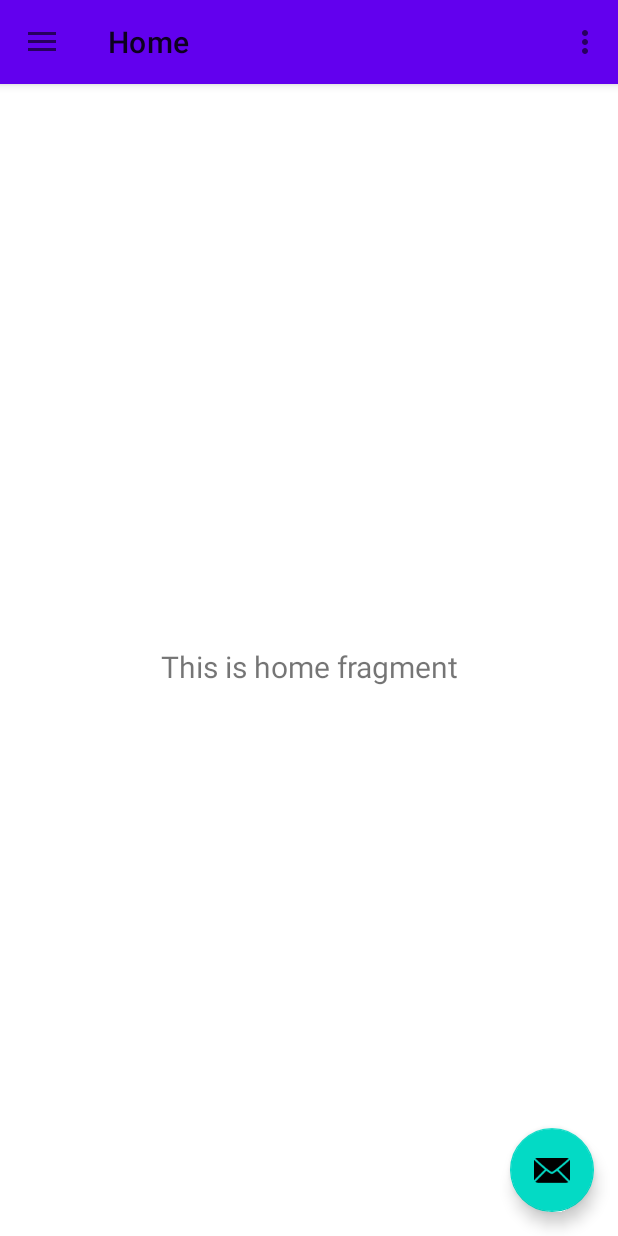
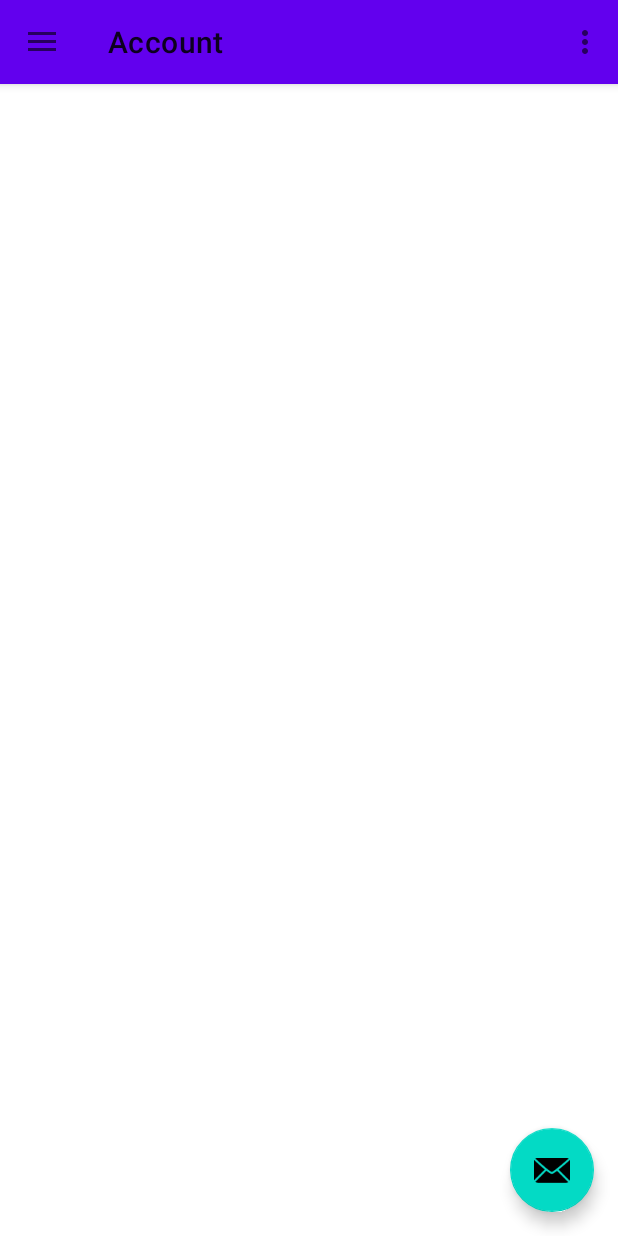
Before and after one commit to henry-pocock/alevel, an Android app: the screen it shows after launch (Main), in the side drawer, after a tap on "Account", on a phone screen of 412 x 824 dp. Run offline under Robolectric (Android 15) with nearby library versions, the phone set to English and light mode, and no system bars; our stand-ins replace navigation-ui.

Commit message:
Working with incomplete settings

```diff
--- a/app/src/main/java/com/example/a_level/Main.java
+++ b/app/src/main/java/com/example/a_level/Main.java
@@ -36,12 +36,15 @@ public class Main extends AppCompatActivity {
                         .setAction("Action", null).show();
             }
         });
+
+
+
         DrawerLayout drawer = binding.drawerLayout;
         NavigationView navigationView = binding.navView;
         // Passing each menu ID as a set of Ids because each
         // menu should be considered as top level destinations.
         mAppBarConfiguration = new AppBarConfiguration.Builder(
-                R.id.nav_home, R.id.nav_gallery, R.id.nav_slideshow)
+                R.id.nav_home, R.id.nav_account, R.id.nav_calendar)
                 .setOpenableLayout(drawer)
                 .build();
         NavController navController = Navigation.findNavController(this, R.id.nav_host_fragment_content_main);
--- a/app/src/main/res/layout/activity_main.xml
+++ b/app/src/main/res/layout/activity_main.xml
@@ -1,13 +1,16 @@
 <?xml version="1.0" encoding="utf-8"?>
-<layout xmlns:tools="http://schemas.android.com/tools"
-    xmlns:android="http://schemas.android.com/apk/res/android">
-    <data class=".databinding.ActivityMainBinding"/>
-    <androidx.drawerlayout.widget.DrawerLayout xmlns:app="http://schemas.android.com/apk/res-auto"
+<androidx.drawerlayout.widget.DrawerLayout xmlns:app="http://schemas.android.com/apk/res-auto" xmlns:tools="http://schemas.android.com/tools" xmlns:android="http://schemas.android.com/apk/res/android"
     android:id="@+id/drawer_layout"
     android:layout_width="match_parent"
     android:layout_height="match_parent"
     android:fitsSystemWindows="true"
     tools:openDrawer="start">
+
+    <include
+        layout="@layout/app_bar_main"
+        android:id="@+id/app_bar_main"
+        android:layout_width="match_parent"
+        android:layout_height="match_parent" />
 
     <com.google.android.material.navigation.NavigationView
         android:id="@+id/nav_view"
@@ -18,10 +21,4 @@
         app:headerLayout="@layout/nav_header_main"
         app:menu="@menu/activity_main_drawer" />
 
-        <include
-            android:id="@+id/app_bar_main"
-            layout="@layout/app_bar_main"
-            android:layout_width="match_parent"
-            android:layout_height="match_parent" />
 </androidx.drawerlayout.widget.DrawerLayout>
-</layout>
--- a/app/src/main/res/layout/page_account.xml
+++ b/app/src/main/res/layout/page_account.xml
@@ -8,7 +8,7 @@
     tools:context=".ui.account.account_page" >
 
     <TextView
-        android:id="@+id/text_gallery"
+        android:id="@+id/text_account"
         android:layout_width="match_parent"
         android:layout_height="wrap_content"
         android:layout_marginStart="8dp"
--- a/app/src/main/res/menu/activity_main_drawer.xml
+++ b/app/src/main/res/menu/activity_main_drawer.xml
@@ -9,11 +9,11 @@
             android:icon="@drawable/ic_menu_account"
             android:title="@string/menu_home" />
         <item
-            android:id="@+id/nav_gallery"
+            android:id="@+id/nav_calendar"
             android:icon="@drawable/ic_menu_calendar"
-            android:title="@string/menu_gallery" />
+            android:title="@string/menu_calendar" />
         <item
-            android:id="@+id/nav_slideshow"
+            android:id="@+id/nav_account"
             android:icon="@drawable/ic_menu_account"
             android:title="@string/menu_account" />
     </group>
--- a/app/src/main/res/menu/main.xml
+++ b/app/src/main/res/menu/main.xml
@@ -1,9 +1,9 @@
 <?xml version="1.0" encoding="utf-8"?>
 <menu xmlns:android="http://schemas.android.com/apk/res/android"
-    xmlns:app="http://schemas.android.com/apk/res-auto">
+    xmlns:app="http://schemas.android.com/apk/res-auto"
+    xmlns:tools="http://schemas.android.com/tools">
     <item
         android:id="@+id/action_settings"
-        android:orderInCategory="100"
-        android:title="Settings"
-        app:showAsAction="never" />
+        android:title="@string/settings"
+        app:showAsAction="never"/>
 </menu>
--- a/app/src/main/res/navigation/mobile_navigation.xml
+++ b/app/src/main/res/navigation/mobile_navigation.xml
@@ -11,15 +11,22 @@
         android:label="@string/menu_home"
         tools:layout="@layout/page_home" />
 
+
     <fragment
         android:id="@+id/nav_account"
         android:name="com.example.a_level.ui.account.account_page"
-        android:label="@string/menu_gallery"
+        android:label="@string/menu_account"
         tools:layout="@layout/page_account" />
 
     <fragment
         android:id="@+id/nav_calendar"
         android:name="com.example.a_level.ui.calendar.calendar_page"
-        android:label="@string/menu_account"
+        android:label="@string/menu_calendar"
         tools:layout="@layout/page_calendar" />
+
+    <fragment
+        android:id="@+id/nav_settings"
+        android:name="com.example.a_level.ui.settings.settings"
+        android:label="@string/settings"
+        tools:layout="@layout/settings_menu"/>
 </navigation>
--- a/app/src/main/res/values/strings.xml
+++ b/app/src/main/res/values/strings.xml
@@ -1,10 +1,11 @@
 <resources>
-    <string name="app_name">alevel</string>
+    <string name="app_name">A-level</string>
     <string name="menu_account">Account</string>
-    <string name="menu_gallery">Gallery</string>
+    <string name="menu_calendar">Calendar</string>
     <string name="menu_home">Home</string>
     <string name="nav_header_title">Navigation</string>
     <string name="nav_header_subtitle">Hello!</string>
     <string name="nav_header_desc">Navigate between apps</string>
     <string name="todo">To Do</string>
+    <string name="settings">Settings</string>
 </resources>
```
Also changed, not shown: app/src/main/java/com/example/a_level/ui/settings/settings.java (added, +7 -0 lines), app/src/main/res/layout/settings_menu.xml (added, +14 -0 lines). Lines whose indentation alone changed are shown as unchanged.
